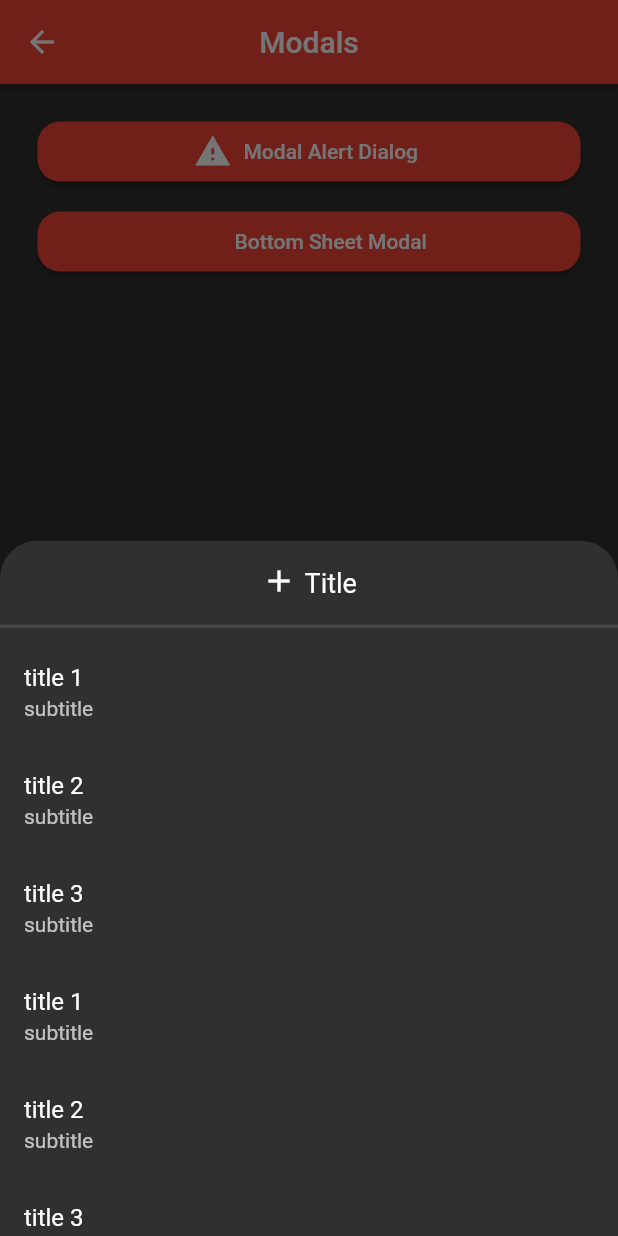
After one commit to ggchristhapa/flutter_widgets_catalouge, a Flutter app: the ModalScreen screen opened directly, after a tap on "Bottom Sheet Modal", on a phone screen of 412 x 824 dp. The commit adds this screen. Run offline on Flutter 3.47's test engine with Material 2 defaults, Android fonts, the phone set to English and light mode, and no system bars; our stand-ins replace flutter_hooks, flutter_map, image_picker, introduction_screen, latlong2, liquid_swipe and 1 more; project files that could hold a hidden picture were left out.

Commit message:
utils commit

```diff
--- /dev/null
+++ b/lib/components/listbuilder/listbuilder.dart
@@ -0,0 +1,34 @@
+import 'package:flutter/cupertino.dart';
+import 'package:flutter/material.dart';
+import 'package:flutter_hooks/flutter_hooks.dart';
+
+// ignore: must_be_immutable
+class ListBuilderWidget extends HookWidget {
+  ListBuilderWidget(
+      {Key? key, this.items, this.onTap, this.leading, this.trailing})
+      : super(key: key);
+  var items;
+  var onTap;
+  var leading;
+  var trailing;
+  @override
+  Widget build(BuildContext context) {
+    return ListView.builder(
+      shrinkWrap: true,
+      physics: NeverScrollableScrollPhysics(),
+      itemCount: items.length ?? 0,
+      itemBuilder: (context, index) {
+        var item = items[index];
+        return ListTile(
+          onTap: () {
+            onTap(item);
+          },
+          title: Text('title ' + item),
+          subtitle: Text('subtitle'),
+          leading: leading,
+          trailing: trailing,
+        );
+      },
+    );
+  }
+}
--- a/lib/components/modal/modal.dart
+++ b/lib/components/modal/modal.dart
@@ -0,0 +1,82 @@
+import 'package:flutter/cupertino.dart';
+import 'package:flutter/material.dart';
+import 'package:flutter_hooks/flutter_hooks.dart';
+import 'package:riddhasoft_utils/components/button/buttons.dart';
+
+class ModalWidgets extends HookWidget {
+  ModalWidgets({Key? key, this.header, this.headerIcon}) : super(key: key);
+  var header;
+  var headerIcon;
+  @override
+  Widget build(BuildContext context) {
+    return ButtonWidget(
+      title: 'Modal Alert Dialog',
+      radius: 15.0,
+      btnIcon: Icons.warning,
+      pressed: () {
+        showDialog(
+            useSafeArea: true,
+            barrierColor: Colors.black.withOpacity(0.8),
+            context: context,
+            builder: (BuildContext context) {
+              return AlertDialog(
+                scrollable: false,
+                shape: RoundedRectangleBorder(
+                    borderRadius: BorderRadius.circular(15.0)),
+                title: Column(
+                  children: [Text(header ?? 'Modal Header'), Divider()],
+                ),
+                content: Container(child: Text('data')),
+              );
+            });
+      },
+      color: Colors.red,
+    );
+  }
+}
+
+myModal(context, {child, title, icon}) {
+  var roundedRectangleBorder = RoundedRectangleBorder(
+      borderRadius: BorderRadius.only(
+    topLeft: Radius.circular(25),
+    topRight: Radius.circular(25),
+  ));
+  return showModalBottomSheet<void>(
+      context: context,
+      isDismissible: false,
+      enableDrag: true,
+      shape: roundedRectangleBorder,
+      builder: (BuildContext context) {
+        return SingleChildScrollView(
+          child: Column(
+            mainAxisSize: MainAxisSize.min,
+            children: <Widget>[
+              SizedBox(height: 5),
+              Padding(
+                padding: EdgeInsets.symmetric(vertical: 10),
+                child: modalHeader(icon, title),
+              ),
+              Divider(
+                thickness: 2,
+              ),
+              child,
+            ],
+          ),
+        );
+      });
+}
+
+Row modalHeader(icon, title) {
+  return Row(
+    mainAxisAlignment: MainAxisAlignment.center,
+    crossAxisAlignment: CrossAxisAlignment.end,
+    children: [
+      Icon(icon),
+      SizedBox(width: 5),
+      Text(
+        title ?? '',
+        style: TextStyle(fontSize: 18),
+      ),
+    ],
+  );
+}
--- a/lib/screens/introductionscreen/introscreen.dart
+++ b/lib/screens/introductionscreen/index.dart
@@ -87,7 +87,7 @@ class IntroductinScreen extends HookWidget {
                 style: TextStyle(fontSize: 15),
               ),
               Text(
-                'Contribute and help people in your area Discover the best ways  from authentic sources',
+                'Contribute and help people in your area Discover the best ways from authentic sources',
                 textAlign: TextAlign.center,
                 style: TextStyle(fontSize: 15),
               )
--- /dev/null
+++ b/lib/screens/modal/index.dart
@@ -0,0 +1,58 @@
+import 'package:flutter/cupertino.dart';
+import 'package:flutter/material.dart';
+import 'package:riddhasoft_utils/components/appbar/appbar.dart';
+import 'package:riddhasoft_utils/components/button/buttons.dart';
+import 'package:riddhasoft_utils/components/listbuilder/listbuilder.dart';
+import 'package:riddhasoft_utils/components/modal/modal.dart';
+
+class ModalScreen extends StatelessWidget {
+  const ModalScreen({Key? key}) : super(key: key);
+
+  @override
+  Widget build(BuildContext context) {
+    return Scaffold(
+      appBar: appBarWidget(title: 'Modals', centertitle: true),
+      body: Container(
+        padding: EdgeInsets.all(15.0),
+        child: Column(
+          children: [
+            ModalWidgets(),
+            ButtonWidget(
+              title: 'Bottom Sheet Modal',
+              radius: 15.0,
+              pressed: () {
+                myModal(
+                  context,
+                  title: 'Title',
+                  icon: Icons.add,
+                  child: ListBuilderWidget(
+                    onTap: (value) {
+                      print(value);
+                    },
+                    items: [
+                      '1',
+                      '2',
+                      '3',
+                      '1',
+                      '2',
+                      '3',
+                      '1',
+                      '2',
+                      '3',
+                      '1',
+                      '2',
+                      '3',
+                      '1',
+                      '2',
+                      '3'
+                    ],
+                  ),
+                );
+              },
+            )
+          ],
+        ),
+      ),
+    );
+  }
+}
--- a/lib/utils/navigate.dart
+++ b/lib/utils/navigate.dart
@@ -6,9 +6,9 @@ navigateTo({context, screen}) {
       PageRouteBuilder(
         pageBuilder: (context, animation, secondaryAnimation) => screen,
         transitionsBuilder: (context, animation, secondaryAnimation, child) {
-          const begin = Offset(0.5, 1.0);
+          const begin = Offset(1.0, 0.5);
           const end = Offset.zero;
-          const curve = Curves.easeOutCirc;
+          const curve = Curves.fastLinearToSlowEaseIn;
 
           var tween =
               Tween(begin: begin, end: end).chain(CurveTween(curve: curve));
--- a/pubspec.yaml
+++ b/pubspec.yaml
@@ -27,6 +27,7 @@ dependencies:
   flutter_map: ^0.14.0
   latlng: ^0.1.0
   lottie: ^1.1.0
+  liquid_swipe: ^2.1.0
   flutter:
     sdk: flutter
 
```
Also changed, not shown: lib/components/drawer/drawer.dart (+20 -5 lines), lib/components/expansiontile/index.dart (added, +56 -0 lines), lib/components/gridbuilder/gridbuilder.dart (added, +31 -0 lines), lib/components/slivers/slierappbar.dart (added, +39 -0 lines), lib/screens/expansantiles/index.dart (added, +58 -0 lines), lib/screens/gridbuilder/index.dart (added, +102 -0 lines), lib/screens/imagepicker/index.dart (+1 -7 lines), lib/screens/liquidswipe/index.dart (added, +116 -0 lines), lib/screens/listbuilder/listbuilder.dart (added, +36 -0 lines), lib/screens/sliverlist/index.dart (added, +54 -0 lines), assets/photo.jpg (added), lib/screens/signup/index.dart (line endings or trailing spaces), pubspec.lock.
